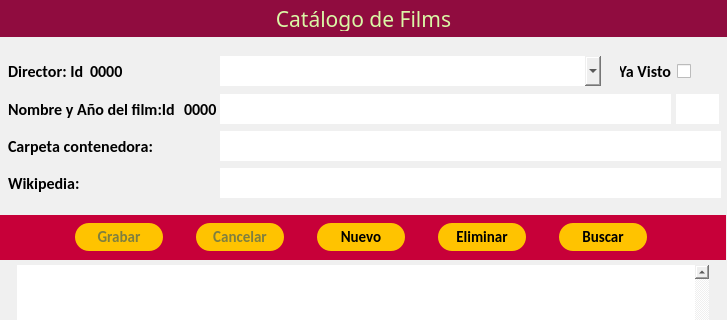
The window that gui/main.ui (QuitoAr/Cine) describes before a commit, drawn with Qt 5; both pictures show x 0 to 727 and y 0 to 320 of the 727 by 575 pixel window.
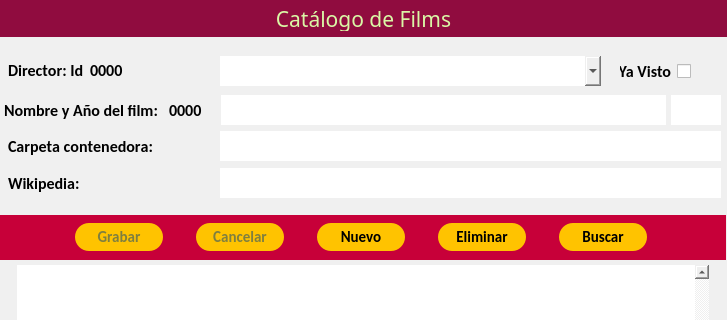
The same window after the commit. Icons and pictures are not drawn.

Commit message: Agregar botón de Wikipedia en la ventana de directores y ajustar diseño en archivos UI

The edit to the form file:
```diff
--- a/gui/main.ui
+++ b/gui/main.ui
@@ -212,46 +212,6 @@
      <enum>QComboBox::InsertAlphabetically</enum>
     </property>
    </widget>
-   <widget class="QLineEdit" name="txtNombre">
-    <property name="enabled">
-     <bool>true</bool>
-    </property>
-    <property name="geometry">
-     <rect>
-      <x>220</x>
-      <y>94</y>
-      <width>451</width>
-      <height>30</height>
-     </rect>
-    </property>
-    <property name="sizePolicy">
-     <sizepolicy hsizetype="Maximum" vsizetype="Fixed">
-      <horstretch>0</horstretch>
-      <verstretch>0</verstretch>
-     </sizepolicy>
-    </property>
-    <property name="font">
-     <font>
-      <family>Inter Variable Text</family>
-      <pointsize>11</pointsize>
-      <kerning>false</kerning>
-     </font>
-    </property>
-    <property name="acceptDrops">
-     <bool>true</bool>
-    </property>
-    <property name="toolTipDuration">
-     <number>-6</number>
-    </property>
-    <property name="styleSheet">
-     <string notr="true">background-color: rgb(255, 255, 255);
-border-color: rgb(218, 247, 166);
-</string>
-    </property>
-    <property name="placeholderText">
-     <string/>
-    </property>
-   </widget>
    <widget class="QLineEdit" name="txtCarpeta">
     <property name="enabled">
      <bool>true</bool>
@@ -3026,43 +2986,6 @@
      </property>
     </column>
    </widget>
-   <widget class="QLineEdit" name="txtAnio">
-    <property name="enabled">
-     <bool>true</bool>
-    </property>
-    <property name="geometry">
-     <rect>
-      <x>676</x>
-      <y>94</y>
-      <width>43</width>
-      <height>30</height>
-     </rect>
-    </property>
-    <property name="font">
-     <font>
-      <family>Inter Variable Text</family>
-      <pointsize>11</pointsize>
-      <kerning>false</kerning>
-     </font>
-    </property>
-    <property name="layoutDirection">
-     <enum>Qt::LeftToRight</enum>
-    </property>
-    <property name="autoFillBackground">
-     <bool>false</bool>
-    </property>
-    <property name="styleSheet">
-     <string notr="true">background-color: rgb(255, 255, 255);
-border-color: rgb(218, 247, 166);
-</string>
-    </property>
-    <property name="text">
-     <string/>
-    </property>
-    <property name="alignment">
-     <set>Qt::AlignCenter</set>
-    </property>
-   </widget>
    <widget class="QPushButton" name="btnDirector">
     <property name="geometry">
      <rect>
@@ -3314,96 +3237,6 @@
      </size>
     </property>
    </widget>
-   <widget class="QLabel" name="labelId_film">
-    <property name="geometry">
-     <rect>
-      <x>184</x>
-      <y>94</y>
-      <width>33</width>
-      <height>30</height>
-     </rect>
-    </property>
-    <property name="font">
-     <font>
-      <family>Calibri</family>
-      <pointsize>12</pointsize>
-      <weight>75</weight>
-      <italic>false</italic>
-      <bold>true</bold>
-     </font>
-    </property>
-    <property name="layoutDirection">
-     <enum>Qt::LeftToRight</enum>
-    </property>
-    <property name="styleSheet">
-     <string notr="true"/>
-    </property>
-    <property name="text">
-     <string notr="true">0000</string>
-    </property>
-    <property name="textFormat">
-     <enum>Qt::AutoText</enum>
-    </property>
-    <property name="alignment">
-     <set>Qt::AlignLeading|Qt::AlignLeft|Qt::AlignVCenter</set>
-    </property>
-   </widget>
-   <widget class="QLabel" name="labelDirector">
-    <property name="geometry">
-     <rect>
-      <x>90</x>
-      <y>56</y>
-      <width>33</width>
-      <height>30</height>
-     </rect>
-    </property>
-    <property name="font">
-     <font>
-      <family>Calibri</family>
-      <pointsize>12</pointsize>
-      <weight>75</weight>
-      <italic>false</italic>
-      <bold>true</bold>
-     </font>
-    </property>
-    <property name="layoutDirection">
-     <enum>Qt::LeftToRight</enum>
-    </property>
-    <property name="styleSheet">
-     <string notr="true"/>
-    </property>
-    <property name="text">
-     <string notr="true">0000</string>
-    </property>
-    <property name="textFormat">
-     <enum>Qt::AutoText</enum>
-    </property>
-    <property name="alignment">
-     <set>Qt::AlignLeading|Qt::AlignLeft|Qt::AlignVCenter</set>
-    </property>
-   </widget>
-   <widget class="QLabel" name="label">
-    <property name="geometry">
-     <rect>
-      <x>8</x>
-      <y>56</y>
-      <width>115</width>
-      <height>30</height>
-     </rect>
-    </property>
-    <property name="font">
-     <font>
-      <family>Calibri</family>
-      <pointsize>12</pointsize>
-      <weight>75</weight>
-      <bold>true</bold>
-      <kerning>false</kerning>
-     </font>
-    </property>
-    <property name="text">
-     <string>Director: Id</string>
-    </property>
-   </widget>
    <widget class="QLabel" name="label_3">
     <property name="geometry">
      <rect>
@@ -3426,36 +3259,6 @@
      <string>Carpeta contenedora:</string>
     </property>
    </widget>
-   <widget class="QLabel" name="label_2">
-    <property name="geometry">
-     <rect>
-      <x>8</x>
-      <y>94</y>
-      <width>175</width>
-      <height>30</height>
-     </rect>
-    </property>
-    <property name="minimumSize">
-     <size>
-      <width>9</width>
-      <height>0</height>
-     </size>
-    </property>
-    <property name="font">
-     <font>
-      <family>Calibri</family>
-      <pointsize>12</pointsize>
-      <weight>75</weight>
-      <bold>true</bold>
-     </font>
-    </property>
-    <property name="text">
-     <string>Nombre y Año del film:Id</string>
-    </property>
-    <property name="textFormat">
-     <enum>Qt::PlainText</enum>
-    </property>
-   </widget>
    <widget class="QLabel" name="label_4">
     <property name="geometry">
      <rect>
@@ -3547,6 +3350,239 @@
      </size>
     </property>
    </widget>
+   <widget class="QWidget" name="">
+    <property name="geometry">
+     <rect>
+      <x>4</x>
+      <y>94</y>
+      <width>717</width>
+      <height>32</height>
+     </rect>
+    </property>
+    <layout class="QHBoxLayout" name="horizontalLayout_3">
+     <property name="spacing">
+      <number>5</number>
+     </property>
+     <item>
+      <widget class="QLabel" name="label_2">
+       <property name="minimumSize">
+        <size>
+         <width>160</width>
+         <height>30</height>
+        </size>
+       </property>
+       <property name="maximumSize">
+        <size>
+         <width>160</width>
+         <height>30</height>
+        </size>
+       </property>
+       <property name="font">
+        <font>
+         <family>Calibri</family>
+         <pointsize>12</pointsize>
+         <weight>75</weight>
+         <bold>true</bold>
+        </font>
+       </property>
+       <property name="text">
+        <string>Nombre y Año del film:</string>
+       </property>
+       <property name="textFormat">
+        <enum>Qt::PlainText</enum>
+       </property>
+      </widget>
+     </item>
+     <item>
+      <widget class="QLabel" name="labelId_film">
+       <property name="minimumSize">
+        <size>
+         <width>26</width>
+         <height>0</height>
+        </size>
+       </property>
+       <property name="baseSize">
+        <size>
+         <width>32</width>
+         <height>0</height>
+        </size>
+       </property>
+       <property name="font">
+        <font>
+         <family>Calibri</family>
+         <pointsize>12</pointsize>
+         <weight>75</weight>
+         <italic>false</italic>
+         <bold>true</bold>
+        </font>
+       </property>
+       <property name="layoutDirection">
+        <enum>Qt::LeftToRight</enum>
+       </property>
+       <property name="styleSheet">
+        <string notr="true"/>
+       </property>
+       <property name="text">
+        <string notr="true">0000</string>
+       </property>
+       <property name="textFormat">
+        <enum>Qt::AutoText</enum>
+       </property>
+       <property name="alignment">
+        <set>Qt::AlignLeading|Qt::AlignLeft|Qt::AlignVCenter</set>
+       </property>
+      </widget>
+     </item>
+     <item>
+      <widget class="QLineEdit" name="txtNombre">
+       <property name="enabled">
+        <bool>true</bool>
+       </property>
+       <property name="sizePolicy">
+        <sizepolicy hsizetype="Maximum" vsizetype="Fixed">
+         <horstretch>0</horstretch>
+         <verstretch>0</verstretch>
+        </sizepolicy>
+       </property>
+       <property name="minimumSize">
+        <size>
+         <width>445</width>
+         <height>30</height>
+        </size>
+       </property>
+       <property name="maximumSize">
+        <size>
+         <width>445</width>
+         <height>30</height>
+        </size>
+       </property>
+       <property name="font">
+        <font>
+         <family>Inter Variable Text</family>
+         <pointsize>11</pointsize>
+         <kerning>false</kerning>
+        </font>
+       </property>
+       <property name="acceptDrops">
+        <bool>true</bool>
+       </property>
+       <property name="toolTipDuration">
+        <number>-6</number>
+       </property>
+       <property name="styleSheet">
+        <string notr="true">background-color: rgb(255, 255, 255);
+border-color: rgb(218, 247, 166);
+</string>
+       </property>
+       <property name="placeholderText">
+        <string/>
+       </property>
+      </widget>
+     </item>
+     <item>
+      <widget class="QLineEdit" name="txtAnio">
+       <property name="enabled">
+        <bool>true</bool>
+       </property>
+       <property name="minimumSize">
+        <size>
+         <width>50</width>
+         <height>30</height>
+        </size>
+       </property>
+       <property name="maximumSize">
+        <size>
+         <width>50</width>
+         <height>30</height>
+        </size>
+       </property>
+       <property name="font">
+        <font>
+         <family>Inter Variable Text</family>
+         <pointsize>11</pointsize>
+         <kerning>false</kerning>
+        </font>
+       </property>
+       <property name="layoutDirection">
+        <enum>Qt::LeftToRight</enum>
+       </property>
+       <property name="autoFillBackground">
+        <bool>false</bool>
+       </property>
+       <property name="styleSheet">
+        <string notr="true">background-color: rgb(255, 255, 255);
+border-color: rgb(218, 247, 166);
+</string>
+       </property>
+       <property name="text">
+        <string/>
+       </property>
+       <property name="maxLength">
+        <number>50</number>
+       </property>
+       <property name="alignment">
+        <set>Qt::AlignCenter</set>
+       </property>
+      </widget>
+     </item>
+    </layout>
+   </widget>
+   <widget class="QWidget" name="">
+    <property name="geometry">
+     <rect>
+      <x>8</x>
+      <y>56</y>
+      <width>149</width>
+      <height>29</height>
+     </rect>
+    </property>
+    <layout class="QHBoxLayout" name="horizontalLayout_4">
+     <item>
+      <widget class="QLabel" name="label">
+       <property name="font">
+        <font>
+         <family>Calibri</family>
+         <pointsize>12</pointsize>
+         <weight>75</weight>
+         <bold>true</bold>
+         <kerning>false</kerning>
+        </font>
+       </property>
+       <property name="text">
+        <string>Director: Id</string>
+       </property>
+      </widget>
+     </item>
+     <item>
+      <widget class="QLabel" name="labelDirector">
+       <property name="font">
+        <font>
+         <family>Calibri</family>
+         <pointsize>12</pointsize>
+         <weight>75</weight>
+         <italic>false</italic>
+         <bold>true</bold>
+        </font>
+       </property>
+       <property name="layoutDirection">
+        <enum>Qt::LeftToRight</enum>
+       </property>
+       <property name="styleSheet">
+        <string notr="true"/>
+       </property>
+       <property name="text">
+        <string notr="true">0000</string>
+       </property>
+       <property name="textFormat">
+        <enum>Qt::AutoText</enum>
+       </property>
+       <property name="alignment">
+        <set>Qt::AlignLeading|Qt::AlignLeft|Qt::AlignVCenter</set>
+       </property>
+      </widget>
+     </item>
+    </layout>
+   </widget>
    <zorder>label</zorder>
    <zorder>label_3</zorder>
    <zorder>label_2</zorder>
```
Left out of the diff: 6 changed lines with no effect on the pictures. The commit also changes 2 other files.
